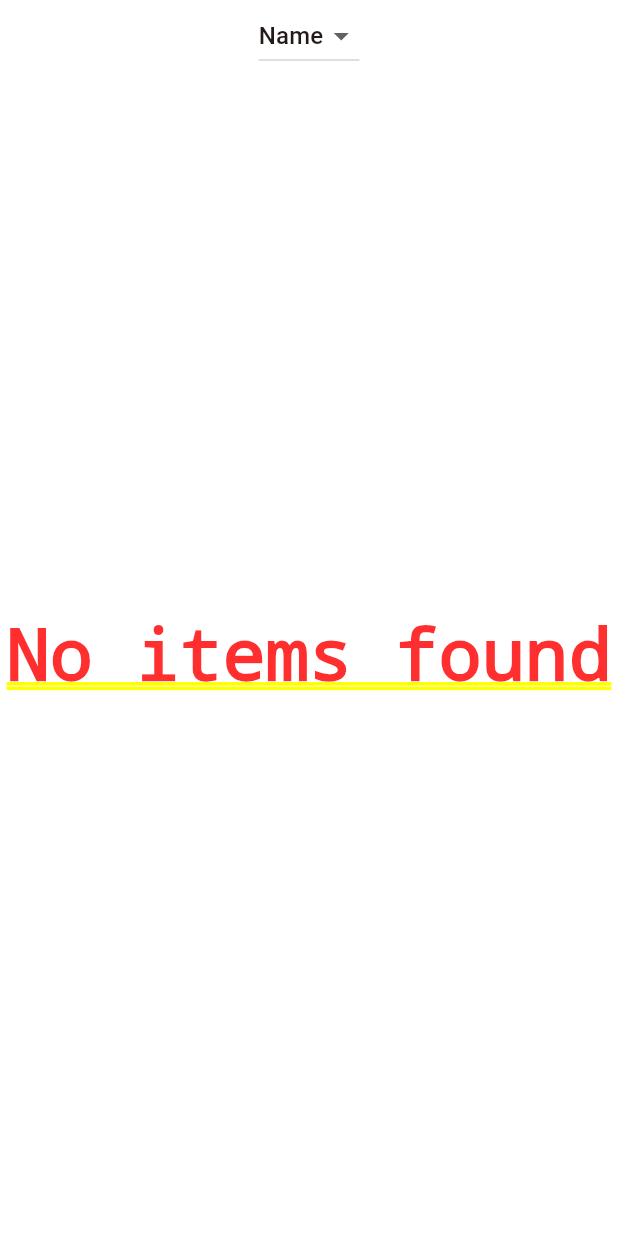
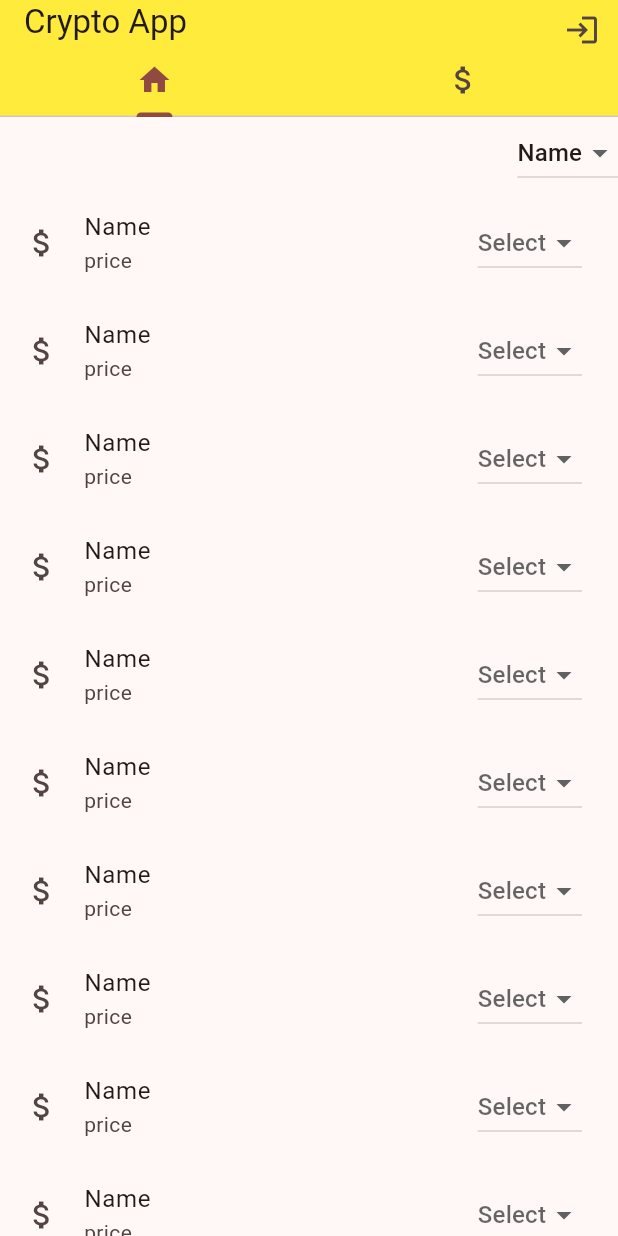
Before and after one commit to shikiwiki/aab_crypto_app, a Flutter app: the screen it shows after launch, on a phone screen of 412 x 824 dp. Run offline on Flutter 3.47's test engine with Material 3 defaults, Android fonts, the phone set to English and light mode, and no system bars; our stand-ins replace dio, get, get_storage; network calls fail.

Commit message:
all pages created and filled with fake data

```diff
--- a/lib/core/constants/app_constants.dart
+++ b/lib/core/constants/app_constants.dart
@@ -1,5 +1,8 @@
 abstract class AppConstants {
   static const title = 'Crypto App';
   static const apiKey = '7563D6EA-4C68-4F90-A0F6-B0AD83E7ADDB';
-
+  static const home = 'Home';
+  static const trade = 'Trade';
+  static const noItemsFound = 'No items found';
+  static const more = 'More';
 }
--- a/lib/core/routes/routes.dart
+++ b/lib/core/routes/routes.dart
@@ -18,13 +18,13 @@ class Routes {
     GetPage(name: home, page: () => HomeScreen()),
     GetPage(
       name: trade,
-      page: () => const TradeScreen(),
+      page: () => TradeScreen(),
       transition: Transition.fade,
       transitionDuration: const Duration(seconds: 1),
     ),
     GetPage(
-      name: trade,
-      page: () => const LogInScreen(),
+      name: logIn,
+      page: () => LogInModal(),
     ),
   ];
 }
--- a/lib/core/widgets/item_widget.dart
+++ b/lib/core/widgets/item_widget.dart
@@ -1,14 +1,17 @@
+import 'package:aab_crypto_app/features/main/view_model/models/item.dart';
 import 'package:flutter/material.dart';
 
 class ItemWidget extends StatelessWidget {
-  const ItemWidget({super.key});
+  const ItemWidget({super.key, required this.item});
+
+  final Item item;
 
   @override
   Widget build(BuildContext context) {
     return ListTile(
       leading: const Icon(Icons.attach_money), // Icon
-      title: const Text('Price'), // Price
-      subtitle: const Text('Item Name'), // Name
+      title: Text(item.name),
+      subtitle: Text(item.price),
       trailing: DropdownButton<String>(
         hint: const Text("Select"),
         value: null, //_selectedAction,
--- a/lib/features/home/view/home_screen.dart
+++ b/lib/features/home/view/home_screen.dart
@@ -1,6 +1,10 @@
+import 'package:aab_crypto_app/core/constants/app_constants.dart';
+import 'package:aab_crypto_app/core/widgets/item_widget.dart';
 import 'package:aab_crypto_app/features/home/view_model/home_controller.dart';
 import 'package:flutter/material.dart';
 import 'package:get/get.dart';
+
+import '../../main/view_model/models/item.dart';
 
 class HomeScreen extends StatelessWidget {
   final HomeController controller = Get.put(HomeController());
@@ -12,7 +16,7 @@ class HomeScreen extends StatelessWidget {
     return Column(
       children: [
         Row(
-          mainAxisAlignment: MainAxisAlignment.spaceAround,
+          mainAxisAlignment: MainAxisAlignment.end,
           children: [
             DropdownButton<String>(
               value: controller.sortBy.value,
@@ -29,25 +33,28 @@ class HomeScreen extends StatelessWidget {
         Expanded(
           child: Obx(() {
             if (controller.items.isEmpty && !controller.isLoading.value) {
-              return const Center(child: Text('No items found'));
+              return const Center(child: Text(AppConstants.noItemsFound));
             }
             return ListView.builder(
               itemCount: controller.items.length + 1,
               // +1 for the load more button
               itemBuilder: (context, index) {
                 if (index < controller.items.length) {
-                  return ListTile(
-                    leading: const Icon(Icons.label),
-                    title: Text(controller.items[index].name),
-                    subtitle: Text('\$${controller.items[index].price}'),
-                  );
+                  return ItemWidget(item: Item.empty());
+
+                  // return ListTile(
+                  //   leading: const Icon(Icons.label),
+                  //   title: Text(controller.items[index].name),
+                  //   subtitle: Text('\$${controller.items[index].price}'),
+                  // );
                 } else if (!controller.isLoading.value) {
                   return TextButton(
                     onPressed: controller.loadMoreItems,
-                    child: const Text('Load More'),
+                    child: const Text(AppConstants.more),
                   );
                 } else {
-                  return const Center(child: CircularProgressIndicator());
+                  return const Center(
+                      child: CircularProgressIndicator());
                 }
               },
             );
--- a/lib/features/home/view_model/home_controller.dart
+++ b/lib/features/home/view_model/home_controller.dart
@@ -4,7 +4,25 @@ import 'package:flutter/foundation.dart';
 import 'package:get/get.dart';
 
 class HomeController extends GetxController {
-  var items = <Item>[].obs;
+  var items = <Item>[
+    Item.empty(),
+    Item.empty(),
+    Item.empty(),
+    Item.empty(),
+    Item.empty(),
+    Item.empty(),
+    Item.empty(),
+    Item.empty(),
+    Item.empty(),
+    Item.empty(),
+    Item.empty(),
+    Item.empty(),
+    Item.empty(),
+    Item.empty(),
+    Item.empty(),
+    Item.empty(),
+    Item.empty(),
+  ].obs;
   var page = 1.obs;
   var sortBy = 'name'.obs;
   var isLoading = false.obs;
--- a/lib/features/main/view/main_screen.dart
+++ b/lib/features/main/view/main_screen.dart
@@ -1,5 +1,7 @@
+import 'package:aab_crypto_app/core/constants/app_constants.dart';
 import 'package:aab_crypto_app/features/home/view/home_screen.dart';
 import 'package:aab_crypto_app/features/main/services/main_service.dart';
+import 'package:aab_crypto_app/features/main/view/log_in_modal.dart';
 import 'package:aab_crypto_app/features/main/view_model/main_controller.dart';
 import 'package:aab_crypto_app/features/trade/view/trade_screen.dart';
 import 'package:flutter/material.dart';
@@ -12,52 +14,59 @@ class MainScreen extends StatelessWidget {
 
   @override
   Widget build(BuildContext context) {
-    return Scaffold(
+    controller.loadLoginState();
+
+    return DefaultTabController(
+      initialIndex: 0,
+      length: 2,
+      child: Scaffold(
         appBar: AppBar(
-        title: const Text('Sticky Header with Nav'),
+          title: const Text(AppConstants.title),
+          backgroundColor: Colors.yellow,
+          toolbarHeight: 30,
+          bottom: const TabBar(
+            tabs: <Widget>[
+              Tab(icon: Icon(Icons.home)),
+              Tab(icon: Icon(Icons.attach_money_sharp)),
+            ],
+          ),
           actions: [
-          Obx(() {
+            Obx(
+              () {
                 if (!controller.isLoggedIn.value) {
                   return IconButton(
                     icon: const Icon(Icons.login),
                     onPressed: () {
-                  controller.toggleLogin(); // For demo purposes, toggle login state
-                  Get.snackbar('Login', 'User Logged In');
+                      _showLoginModal(context);
+                      // controller
+                      //     .toggleLogin(); // For demo purposes, toggle login state
+                      // Get.snackbar('Login', 'User Logged In');
                     },
                   );
                 }
-            return const SizedBox.shrink(); // Return empty widget if logged in
-          })
+                return const SizedBox.shrink();
+              },
+            )
           ],
         ),
-      body: Column(
-        children: [
-          Container(
-            color: Colors.grey[300],
-            child: Row(
-              mainAxisAlignment: MainAxisAlignment.spaceAround,
-              children: [
-                TextButton(onPressed: () => Get.to(HomeScreen()), child: const Text('Home')),
-                TextButton(onPressed: () => Get.to(const TradeScreen()), child: const Text('Trade')),
-              ],
-            ),
-          ),
-          Expanded(
+        body: Expanded(
           child: Obx(() {
-              return ListView.builder(
-                itemCount: 20,
-                itemBuilder: (context, index) {
-                  return ListTile(
-                    leading: const Icon(Icons.label),
-                    title: Text('Item $index'),
-                    subtitle: Text('Details about item $index'),
-                  );
-                },
-              );
+            return TabBarView(children: <Widget>[
+              HomeScreen(),
+              TradeScreen(),
+            ]);
           }),
         ),
-        ],
       ),
     );
   }
+
+  void _showLoginModal(BuildContext context) {
+    showDialog(
+      context: context,
+      builder: (BuildContext context) {
+        return LogInModal();
+      },
+    );
   }
+}
--- a/lib/features/main/view_model/models/item.dart
+++ b/lib/features/main/view_model/models/item.dart
@@ -1,13 +1,21 @@
 class Item {
   final String name;
-  final double price;
+  final String price;
+  final String iconPath;
 
-  Item({required this.name, required this.price});
+  Item({
+    required this.name,
+    required this.price,
+    required this.iconPath,
+  });
+
+  factory Item.empty() => Item(name: 'Name', price: 'price', iconPath: 'iconPath');
 
   factory Item.fromJson(Map<String, dynamic> json) {
     return Item(
       name: json['name'],
-      price: json['price'].toDouble(),
+      price: json['price'],
+      iconPath: json['iconPath'],
     );
   }
 }
--- a/lib/main.dart
+++ b/lib/main.dart
@@ -1,9 +1,12 @@
 import 'package:aab_crypto_app/core/constants/app_constants.dart';
 import 'package:aab_crypto_app/core/routes/routes.dart';
+import 'package:aab_crypto_app/features/main/view/main_screen.dart';
 import 'package:flutter/material.dart';
 import 'package:get/get.dart';
+import 'package:get_storage/get_storage.dart';
 
-void main() {
+Future<void> main() async {
+  await GetStorage.init();
   runApp(const CryptoApp());
 }
 
@@ -18,8 +21,9 @@ class CryptoApp extends StatelessWidget {
         colorScheme: ColorScheme.fromSeed(seedColor: Colors.red),
         useMaterial3: true,
       ),
-      initialRoute: Routes.home,
-      getPages: Routes.routes,
+      home: MainScreen(),
+      // initialRoute: Routes.home,
+      // getPages: Routes.routes,
     );
   }
 }
```
Also changed, not shown: lib/features/main/view/log_in_modal.dart (+43 -5 lines), lib/features/main/view_model/main_controller.dart (+8 -0 lines), lib/features/trade/view/trade_screen.dart (+53 -3 lines), lib/features/trade/view_model/trade_controller.dart (+28 -3 lines). Lines whose indentation alone changed are shown as unchanged.
